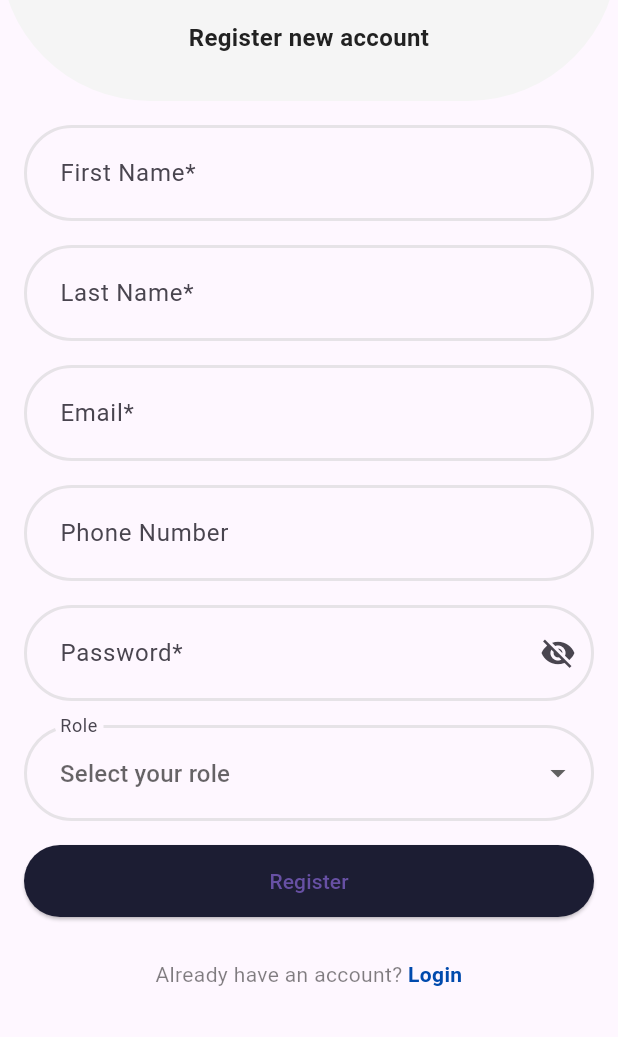
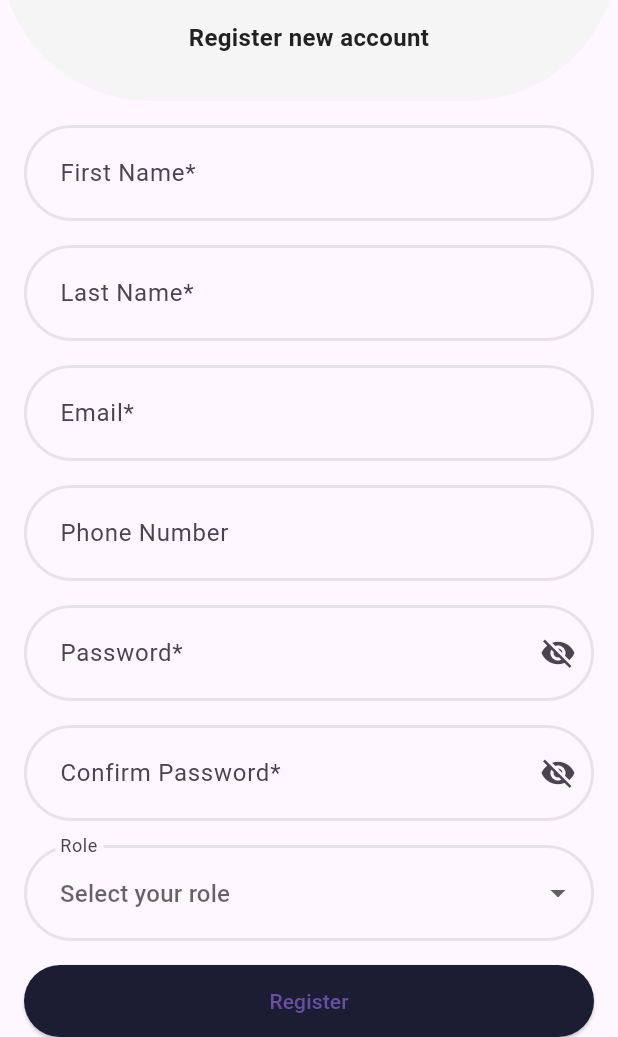
Before and after one commit to MuhannadAljabri/SpeakIQ, a Flutter app: the UserSignup screen opened by its route, on a phone screen of 412 x 824 dp, the part 199-1236 px from its top. Run offline on Flutter 3.47's test engine with Material 3 defaults, Android fonts, the phone set to English and light mode, and no system bars; our stand-ins replace file_picker, firebase_auth, firebase_core, firebase_database, firebase_storage, flutter_svg and 3 more; missing offline and left inert: dart:ffi; accounts and stored records are empty; Roboto replaces fonts that are missing (Poppins).

Commit message:
Added confirm password field
Minor change:
use colors from ColorReferences in style
change the animation of back icon to SlidingFromRight

```diff
--- a/lib/Screens/UserSignup.dart
+++ b/lib/Screens/UserSignup.dart
@@ -6,8 +6,9 @@ import 'package:flutter_svg/flutter_svg.dart';
 import 'package:speak_iq/Screens/login.dart';
 import 'package:firebase_database/firebase_database.dart';
 import 'package:firebase_storage/firebase_storage.dart';
-import 'package:speak_iq/style/colors.dart';
-import 'package:speak_iq/style/route_animation.dart';
+import 'package:speak_iq/Style/route_animation.dart';
+import 'package:speak_iq/Style/colors.dart';
+import 'package:speak_iq/Screens/login.dart';
 
 class UserSignup extends StatefulWidget {
   const UserSignup({Key? key}) : super(key: key);
@@ -18,15 +19,13 @@ class UserSignup extends StatefulWidget {
 
 class _UserSignupState extends State<UserSignup> {
 
-  Color primaryColor =const Color.fromRGBO(206, 206, 206, 0.5); // Main textfield border color
-  Color errorColor = const Color.fromRGBO(244, 67, 54, 1);// Error textfield border color
-
   // Declare controllers for each text field
   TextEditingController fullNameController = TextEditingController();
   TextEditingController lastNameController = TextEditingController();
   TextEditingController emailController = TextEditingController();
   TextEditingController phoneNumberController = TextEditingController();
   TextEditingController passwordController = TextEditingController();
+  TextEditingController confirmPasswordController = TextEditingController();
 
   List<String> roles = [
     'Event Planner',
@@ -43,6 +42,7 @@ class _UserSignupState extends State<UserSignup> {
   bool isEmailValid = true;
   bool isPhoneNumberValid = true;
   bool isPasswordValid = true;
+  bool isConfirmPasswordValid = true;
   bool isOtherRoleValid = true;
 
   bool formSubmitted = false;
@@ -52,6 +52,7 @@ class _UserSignupState extends State<UserSignup> {
   FocusNode emailFocus = FocusNode();
   FocusNode phoneNumberFocus = FocusNode();
   FocusNode passwordFocus = FocusNode();
+  FocusNode confirmPasswordFocus = FocusNode();
   FocusNode otherRoleFocus = FocusNode();
 
   @override
@@ -113,7 +114,8 @@ class _UserSignupState extends State<UserSignup> {
                     ),
                     onPressed: () {
                       // Navigate back to the previous screen
-                      Navigator.pop(context);
+                      Navigator.of(context).push(slidingFromRight(LoginScreen()));
+                      //Navigator.pop(context);
                     },
                   ),
                 ),
@@ -138,7 +140,7 @@ class _UserSignupState extends State<UserSignup> {
                       borderSide: BorderSide(
                           width: 2.0,
                           color: isFullNameValid
-                              ? primaryColor
+                              ? ColorsReference.borderColorGray
                               : const Color.fromRGBO(244, 67, 54, 1)),
                       borderRadius: BorderRadius.circular(50.0),
                     ),
@@ -146,8 +148,8 @@ class _UserSignupState extends State<UserSignup> {
                       borderSide: BorderSide(
                         width: 2.0,
                         color: isFullNameValid
-                            ? primaryColor
-                            : errorColor,
+                            ? ColorsReference.borderColorGray
+                            : ColorsReference.errorColorRed,
                       ),
                       borderRadius: BorderRadius.circular(50.0),
                     ),
@@ -186,15 +188,15 @@ class _UserSignupState extends State<UserSignup> {
                     enabledBorder: OutlineInputBorder(
                       borderSide: BorderSide(
                           width: 2.0,
-                          color: primaryColor),
+                          color: ColorsReference.borderColorGray),
                       borderRadius: BorderRadius.circular(50.0),
                     ),
                     focusedBorder: OutlineInputBorder(
                       borderSide: BorderSide(
                         width: 2.0,
                         color: isLastNameValid
-                            ? primaryColor
-                            : errorColor,
+                            ? ColorsReference.borderColorGray
+                            : ColorsReference.errorColorRed,
                       ),
                       borderRadius: BorderRadius.circular(50.0),
                     ),
@@ -230,15 +232,15 @@ class _UserSignupState extends State<UserSignup> {
                     enabledBorder: OutlineInputBorder(
                       borderSide: BorderSide(
                           width: 2.0,
-                          color: primaryColor),
+                          color: ColorsReference.borderColorGray),
                       borderRadius: BorderRadius.circular(50.0),
                     ),
                     focusedBorder: OutlineInputBorder(
                       borderSide: BorderSide(
                         width: 2.0,
                         color: isEmailValid
-                            ? primaryColor
-                            : errorColor,
+                            ? ColorsReference.borderColorGray
+                            : ColorsReference.errorColorRed,
                       ),
                       borderRadius: BorderRadius.circular(50.0),
                     ),
@@ -274,15 +276,15 @@ class _UserSignupState extends State<UserSignup> {
                     enabledBorder: OutlineInputBorder(
                       borderSide: BorderSide(
                           width: 2.0,
-                          color: primaryColor),
+                          color: ColorsReference.borderColorGray),
                       borderRadius: BorderRadius.circular(50.0),
                     ),
                     focusedBorder: OutlineInputBorder(
                       borderSide: BorderSide(
                         width: 2.0,
                         color: isPhoneNumberValid
-                            ? primaryColor
-                            : errorColor,
+                            ? ColorsReference.borderColorGray
+                            : ColorsReference.errorColorRed,
                       ),
                       borderRadius: BorderRadius.circular(50.0),
                     ),
@@ -322,15 +324,15 @@ class _UserSignupState extends State<UserSignup> {
                         enabledBorder: OutlineInputBorder(
                           borderSide: BorderSide(
                               width: 2.0,
-                              color: primaryColor),
+                              color: ColorsReference.borderColorGray),
                           borderRadius: BorderRadius.circular(50.0),
                         ),
                         focusedBorder: OutlineInputBorder(
                           borderSide: BorderSide(
                             width: 2.0,
                             color: isPasswordValid
-                                ? primaryColor
-                                : errorColor,
+                                ? ColorsReference.borderColorGray
+                                : ColorsReference.errorColorRed,
                           ),
                           borderRadius: BorderRadius.circular(50.0),
                         ),
@@ -361,6 +363,64 @@ class _UserSignupState extends State<UserSignup> {
                 ),
               ]),
             ),
+            // Confirmation Password text field
+            Padding(
+              padding: const EdgeInsets.only(left: 16, right: 16, top: 16),
+              child: Row(
+                children: [
+                  const SizedBox(height: 20),
+                  Expanded(
+                    child: Container(
+                      child: TextField(
+                        controller: confirmPasswordController,
+                        focusNode: confirmPasswordFocus,
+                        obscureText: passwordVisible,
+                        decoration: InputDecoration(
+                          enabledBorder: OutlineInputBorder(
+                            borderSide: BorderSide(
+                              width: 2.0,
+                              color: ColorsReference.borderColorGray,
+                            ),
+                            borderRadius: BorderRadius.circular(50.0),
+                          ),
+                          focusedBorder: OutlineInputBorder(
+                            borderSide: BorderSide(
+                              width: 2.0,
+                              color: ColorsReference.borderColorGray,
+                            ),
+                            borderRadius: BorderRadius.circular(50.0),
+                          ),
+                          border: OutlineInputBorder(
+                            borderRadius: BorderRadius.circular(50.0),
+                          ),
+                          labelText: 'Confirm Password*',
+                          hintText: 'Confirm your password',
+                          errorText: confirmPasswordController.text == passwordController.text
+                              ? null
+                              : 'Passwords do not match',
+                          contentPadding: const EdgeInsets.all(20.0),
+                          suffixIcon: IconButton(
+                            icon: Icon(passwordVisible
+                                ? Icons.visibility_off
+                                : Icons.visibility),
+                            onPressed: () {
+                              setState(
+                                () {
+                                  passwordVisible = !passwordVisible;
+                                },
+                              );
+                            },
+                          ),
+                        ),
+                        onSubmitted: (_) {
+                          _validateAndSubmitForm();
+                        },
+                      ),
+                    ),
+                  ),
+                ],
+              ),
+            ),
             // Roles drop down field
             Padding(
               padding: const EdgeInsets.only(left: 16, right: 16, top: 16),
@@ -383,13 +443,13 @@ class _UserSignupState extends State<UserSignup> {
                         enabledBorder: OutlineInputBorder(
                           borderSide: BorderSide(
                               width: 2.0,
-                              color: primaryColor),
+                              color: ColorsReference.borderColorGray),
                           borderRadius: BorderRadius.circular(50.0),
                         ),
                         focusedBorder: OutlineInputBorder(
                           borderSide: BorderSide(
                               width: 2.0,
-                              color: primaryColor),
+                              color: ColorsReference.borderColorGray),
                           borderRadius: BorderRadius.circular(50.0),
                         ),
                         labelText: 'Role',
@@ -418,7 +478,7 @@ class _UserSignupState extends State<UserSignup> {
                             enabledBorder: OutlineInputBorder(
                               borderSide: BorderSide(
                                 width: 2.0,
-                                color: primaryColor,
+                                color: ColorsReference.borderColorGray,
                               ),
                               borderRadius: BorderRadius.circular(50.0),
                             ),
@@ -426,8 +486,8 @@ class _UserSignupState extends State<UserSignup> {
                               borderSide: BorderSide(
                                 width: 2.0,
                                 color: isOtherRoleValid
-                                    ? primaryColor
-                                    : errorColor,
+                                    ? ColorsReference.borderColorGray
+                                    : ColorsReference.errorColorRed,
                               ),
                               borderRadius: BorderRadius.circular(50.0),
                             ),
@@ -523,6 +583,7 @@ class _UserSignupState extends State<UserSignup> {
       isEmailValid = emailController.text.isNotEmpty && _isValidEmail(emailController.text);
       isPhoneNumberValid = phoneNumberController.text.isEmpty || _isValidPhoneNumber(phoneNumberController.text);
       isPasswordValid = passwordController.text.isNotEmpty && _isPasswordValid(passwordController.text);
+      isConfirmPasswordValid = confirmPasswordController.text.isNotEmpty && confirmPasswordController.text == passwordController.text;
       isOtherRoleValid = otherRoleText.isNotEmpty && otherRoleText != 'Other';
 
       // Move focus to the first field with an invalid value
@@ -536,6 +597,8 @@ class _UserSignupState extends State<UserSignup> {
         FocusScope.of(context).requestFocus(phoneNumberFocus);
       if (!isPasswordValid)
         FocusScope.of(context).requestFocus(passwordFocus);
+      if (!isConfirmPasswordValid)
+        FocusScope.of(context).requestFocus(confirmPasswordFocus);
       if (!isOtherRoleValid)
         FocusScope.of(context).requestFocus(otherRoleFocus);
       // Submit the form if all fields are valid
```
